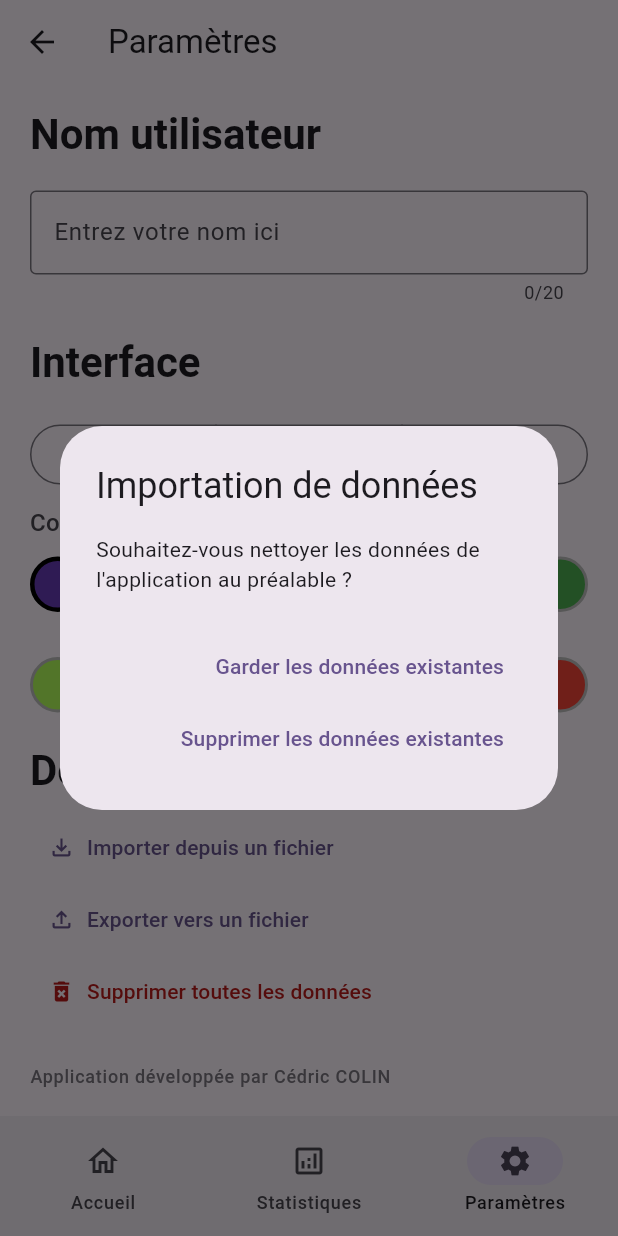
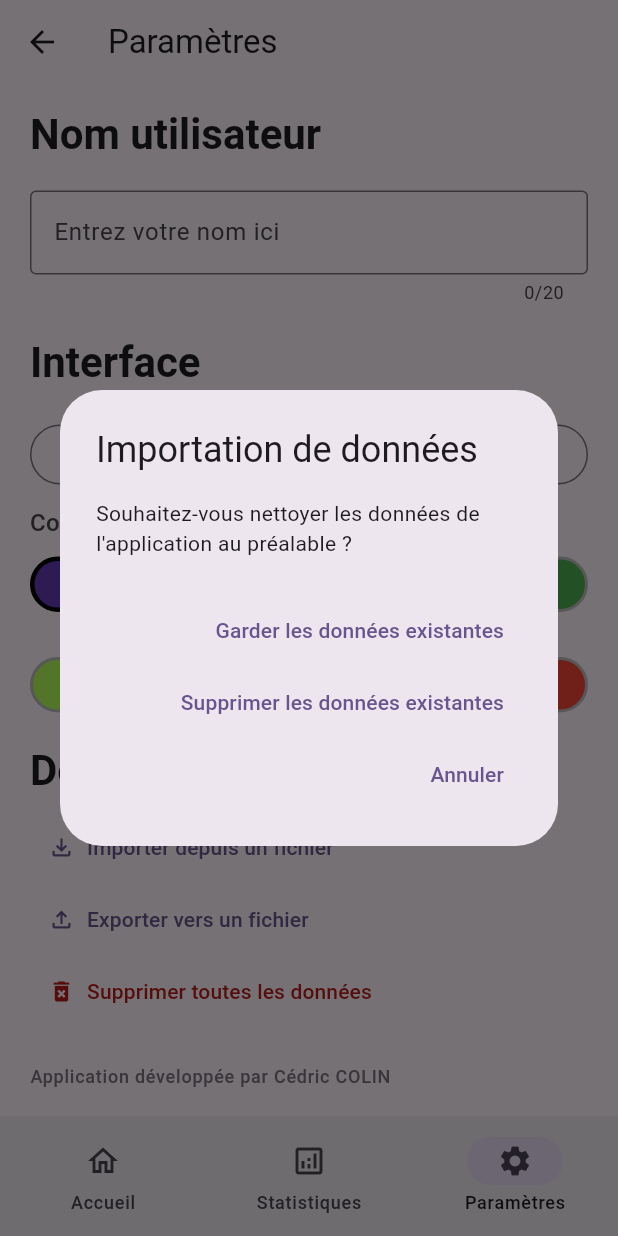
Before and after one commit to lynn2910/Carnet-Prise, a Flutter app: the screen it shows after launch, item 3 of the bottom bar chosen, after a tap on "Importer depuis un fichier", on a phone screen of 412 x 824 dp. Run offline on Flutter 3.47's test engine with Material 3 defaults, Android fonts, the phone set to English and light mode, and no system bars; our stand-ins replace file_picker, go_router, isar, share_plus, shared_preferences; missing offline and left inert: restart_app; accounts and stored records are empty; generated files the repository leaves out were written again.

Commit message:
feat(Settings): Add "cancel" action when importing data

```diff
--- a/lib/pages/settings_page.dart
+++ b/lib/pages/settings_page.dart
@@ -95,7 +95,9 @@ class _SettingsScreenState extends State<SettingsScreen> {
       },
     );
 
-    importData(replaceExisting: wipeDataBefore!);
+    if (wipeDataBefore == null) return;
+
+    importData(replaceExisting: wipeDataBefore);
   }
 
   Future<void> _exportData() async {
--- a/lib/widgets/settings/dialogs/import_data_dialog.dart
+++ b/lib/widgets/settings/dialogs/import_data_dialog.dart
@@ -29,6 +29,12 @@ class ImportDataDialog extends StatelessWidget {
           },
           child: const Text("Supprimer les données existantes"),
         ),
+        TextButton(
+          onPressed: () {
+            Navigator.of(context).pop();
+          },
+          child: const Text("Annuler"),
+        ),
       ],
     );
   }
```
